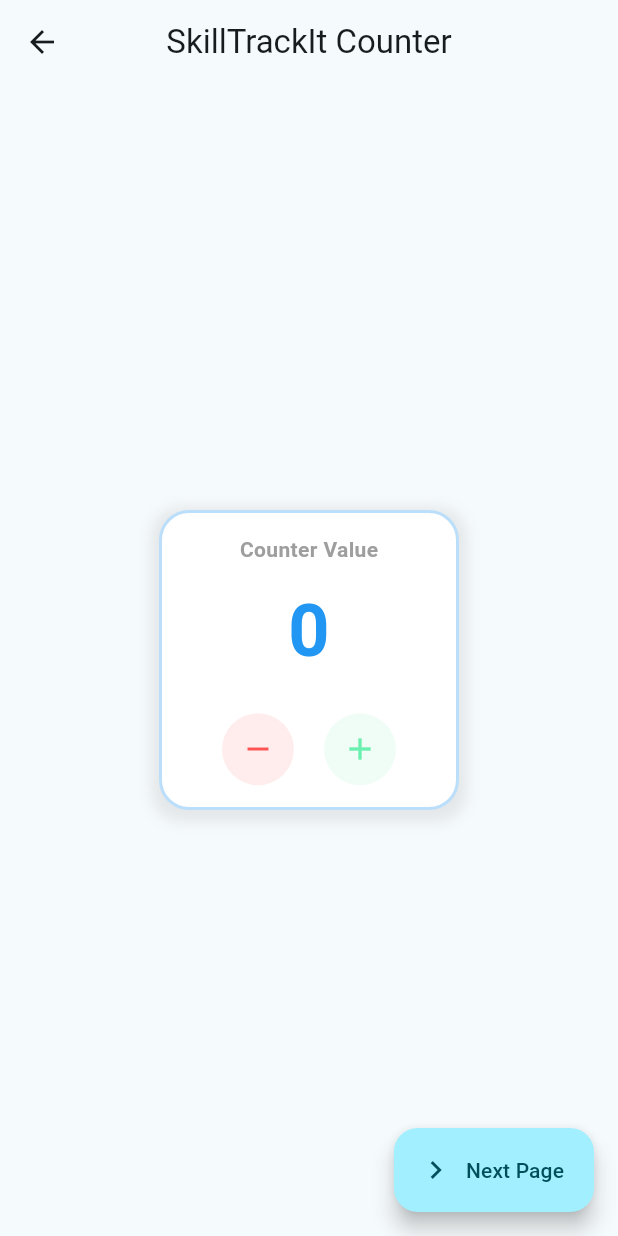
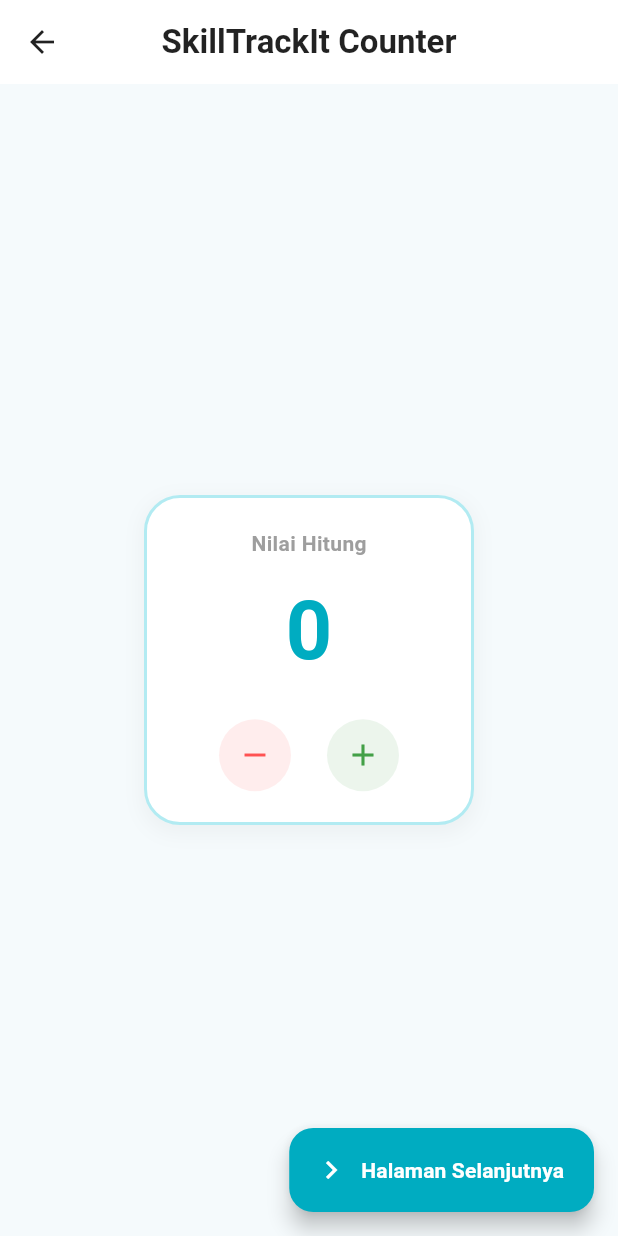
Before and after one commit to ipzoone/aplikasi_tubes_ppb, a Flutter app: the HomePage screen opened directly, on a phone screen of 412 x 824 dp. Run offline on Flutter 3.47's test engine with Material 3 defaults, Android fonts, the phone set to English and light mode, and no system bars; our stand-ins replace dio, firebase_core, firebase_messaging, flutter_local_notifications, google_sign_in, permission_handler and 2 more; accounts and stored records are empty; network calls fail.

Commit message:
style: sesuaikan warna tema dan tambahkan dokumentasi di HomePage

```diff
--- a/lib/pages/home_page.dart
+++ b/lib/pages/home_page.dart
@@ -9,38 +9,44 @@
 }
 
 class _HomePageState extends State<HomePage> {
+  // Nilai perhitungan counter untuk contoh state local sederhana
   int angka = 0;
 
   @override
   Widget build(BuildContext context) {
+    final themeColor = Colors.cyan.shade600;
+
     return Scaffold(
       appBar: AppBar(
-        title: const Text('SkillTrackIt Counter'),
+        title: const Text('SkillTrackIt Counter', style: TextStyle(fontWeight: FontWeight.bold)),
         centerTitle: true,
+        backgroundColor: Colors.white,
+        foregroundColor: Colors.black87,
+        elevation: 0,
       ),
       body: SafeArea(
         child: Center(
           child: Container(
-            width: 200,
-            height: 200,
+            width: 220,
+            height: 220,
             decoration: BoxDecoration(
               color: Colors.white,
-              borderRadius: BorderRadius.circular(20),
+              borderRadius: BorderRadius.circular(24),
               boxShadow: [
                 BoxShadow(
-                  color: Colors.grey.withOpacity(0.2),
-                  spreadRadius: 5,
-                  blurRadius: 7,
-                  offset: const Offset(0, 3),
+                  color: Colors.grey.withOpacity(0.1),
+                  spreadRadius: 2,
+                  blurRadius: 10,
+                  offset: const Offset(0, 4),
                 ),
               ],
-              border: Border.all(color: Colors.blue.shade100, width: 2),
+              border: Border.all(color: Colors.cyan.shade100, width: 2),
             ),
             child: Column(
               mainAxisAlignment: MainAxisAlignment.center,
               children: [
                 const Text(
-                  'Counter Value',
+                  'Nilai Hitung',
                   style: TextStyle(
                     fontSize: 14,
                     color: Colors.grey,
@@ -50,10 +56,10 @@
                 const SizedBox(height: 10),
                 Text(
                   angka.toString(),
-                  style: const TextStyle(
-                    fontSize: 48,
+                  style: TextStyle(
+                    fontSize: 54,
                     fontWeight: FontWeight.bold,
-                    color: Colors.blue,
+                    color: themeColor,
                   ),
                 ),
                 const SizedBox(height: 20),
@@ -69,10 +75,10 @@
                         });
                       },
                     ),
-                    const SizedBox(width: 20),
+                    const SizedBox(width: 24),
                     _buildActionButton(
                       icon: Icons.add,
-                      color: Colors.greenAccent,
+                      color: Colors.green.shade600,
                       onPressed: () {
                         setState(() {
                           angka++;
@@ -95,12 +101,15 @@
             ),
           );
         },
-        label: const Text('Next Page'),
+        backgroundColor: themeColor,
+        foregroundColor: Colors.white,
+        label: const Text('Halaman Selanjutnya', style: TextStyle(fontWeight: FontWeight.bold)),
         icon: const Icon(Icons.navigate_next),
       ),
     );
   }
 
+  // Builder widget untuk tombol aksi penambahan atau pengurangan counter
   Widget _buildActionButton({
     required IconData icon,
     required Color color,
```
